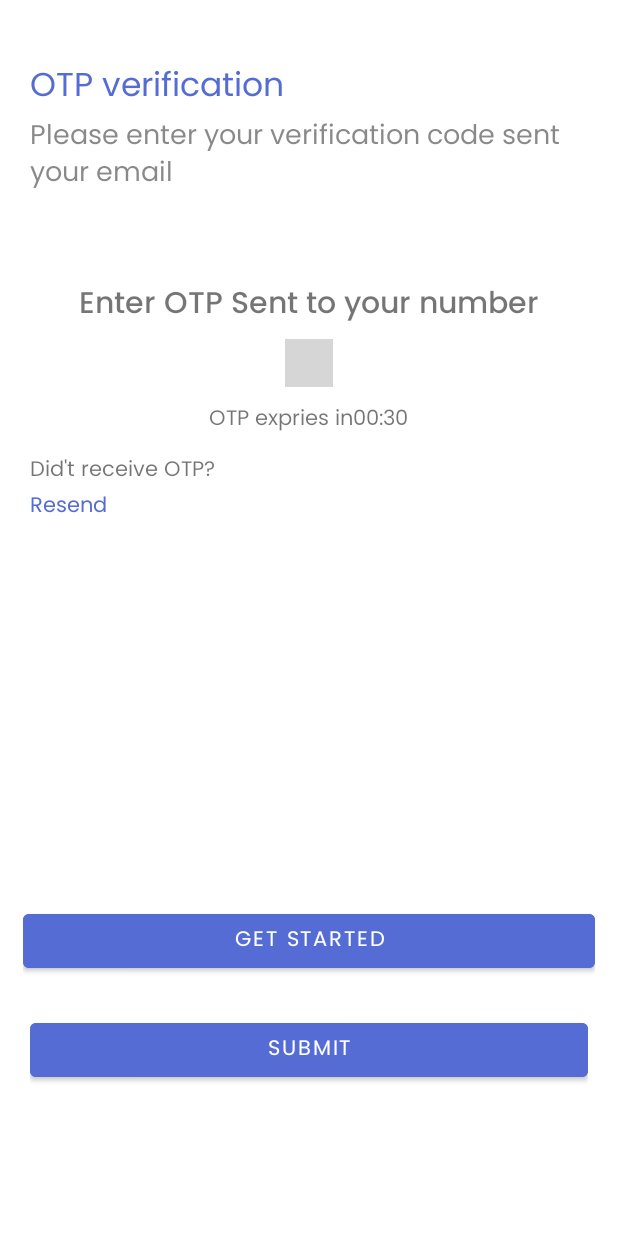
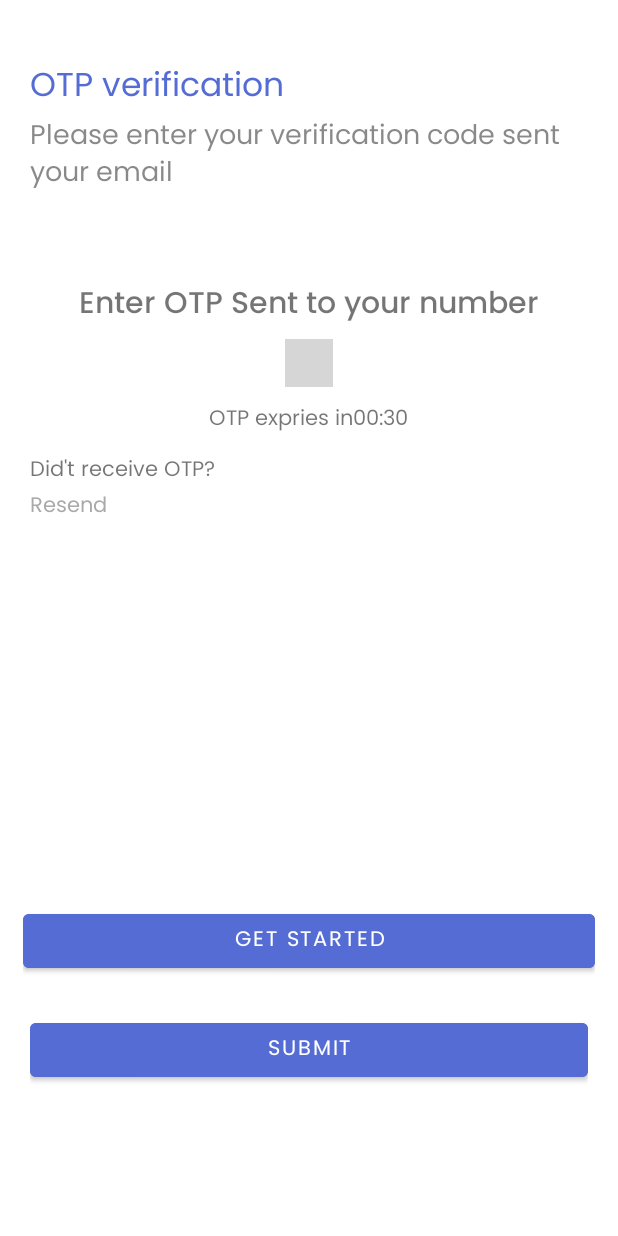
Before and after one commit to jaichandar14/smfsericeprovider, an Android app: the fragment EmailOTPFragment placed in its activity, on a phone screen of 412 x 824 dp. Run offline under Robolectric (Android 15) with nearby library versions, the phone set to English and light mode, and no system bars; our stand-ins replace Dagger/Hilt's generated code, data binding; plain views replace PinView; 10 statements that could not run were skipped; grey boxes are pictures that could not be loaded.

Commit message:
FEATURE 2351 Android-OTP expires Validation 1 Added OTP Validatation EmailOTPFragment.kt 2 Added OTP Validatation EmailOTPViewModel.kt 3 Added Navigation graph 4 Validation timer  for AWS resend

```diff
--- a/app/src/main/java/com/smf/events/ui/emailotp/EmailOTPFragment.kt
+++ b/app/src/main/java/com/smf/events/ui/emailotp/EmailOTPFragment.kt
@@ -50,16 +50,16 @@ class EmailOTPFragment : BaseFragment<FragmentEmailOtpBinding, EmailOTPViewModel
         getViewModel().setCallBackInterface(this)
         // Submit Button Listener
         submitBtnClicked()
-        // Resend Text Listener
-        resendBtnClicked()
         //Auto suubmit pin
         autoSubmit()
+        //2351 Android-OTP expires Validation Method
+        getViewModel().otpTimerValidation(mDataBinding, userName)
     }
 
     // Method For set UserName And SharedPreferences
-    private fun setUserNameAndSharedPref(){
+    private fun setUserNameAndSharedPref() {
         userName = args.userName
-        getSharedPreferences= requireActivity().applicationContext.getSharedPreferences(
+        getSharedPreferences = requireActivity().applicationContext.getSharedPreferences(
             "MyUser",
             Context.MODE_PRIVATE
         )
@@ -72,13 +72,6 @@ class EmailOTPFragment : BaseFragment<FragmentEmailOtpBinding, EmailOTPViewModel
             getViewModel().confirmSignIn(code, mDataBinding!!)
         }
 
-    }
-
-    // Method for ResendingOTP
-    private fun resendBtnClicked() {
-        mDataBinding?.otpResend?.setOnClickListener {
-            getViewModel().reSendOTP(userName)
-        }
     }
 
     //AutoSubmitted when we Enter 4 digit
@@ -106,7 +99,15 @@ class EmailOTPFragment : BaseFragment<FragmentEmailOtpBinding, EmailOTPViewModel
 
     //AWS Error response
     override fun awsErrorResponse() {
+        mDataBinding?.linearLayout?.visibility = View.VISIBLE
+        mDataBinding?.progressBar?.visibility = View.INVISIBLE
         showToast(getViewModel().toastMessage)
+    }
+
+    //2351 Android-OTP expires Validation
+    override fun navigatingPage() {
+        //Navigating from emailOtpScreen to Sign in Screen
+        findNavController().navigate(EmailOTPFragmentDirections.actionEMailOTPFragmentToSignInFragment())
     }
 
     //Login api call to Fetch RollId and SpRegId
--- a/app/src/main/res/layout/fragment_email_otp.xml
+++ b/app/src/main/res/layout/fragment_email_otp.xml
@@ -18,6 +18,15 @@
         android:paddingEnd="@dimen/size_20dp"
         android:paddingTop="@dimen/size_40dp">
 
+        <ProgressBar
+            android:id="@+id/progress_bar"
+            android:visibility="invisible"
+            android:layout_width="wrap_content"
+            android:layout_height="wrap_content"
+            app:layout_constraintBottom_toBottomOf="parent"
+            app:layout_constraintEnd_toEndOf="parent"
+            app:layout_constraintStart_toStartOf="@+id/linearLayout"
+            app:layout_constraintTop_toTopOf="parent" />
         <LinearLayout
             android:id="@+id/linearLayout"
             android:layout_width="match_parent"
@@ -142,7 +151,7 @@
                     android:layout_height="wrap_content"
                     android:fontFamily="@font/poppins_regular"
                     android:text="Resend"
-                    android:textColor="@color/button_blue"/>
+                    android:textColor="@color/buttoncolor"/>
 
             </LinearLayout>
 
--- a/app/src/main/res/navigation/nav_graph.xml
+++ b/app/src/main/res/navigation/nav_graph.xml
@@ -72,6 +72,9 @@
         <action
             android:id="@+id/action_eMailOTPFragment_to_dashBoardFragment"
             app:destination="@id/dashBoardFragment" />
+        <action
+            android:id="@+id/action_eMailOTPFragment_to_signInFragment"
+            app:destination="@id/signInFragment" />
     </fragment>
     <fragment
         android:id="@+id/emailVerificationCodeFragment"
--- a/app/src/main/res/values/strings.xml
+++ b/app/src/main/res/values/strings.xml
@@ -33,7 +33,7 @@
     <string name="code_expries_in">CODE expries in</string>
     <string name="did_t_receive_otp">Did\'t receive OTP?</string>
     <string name="did_t_receive_code">Did\'t receive CODE?</string>
-    <string name="_00_30">00:30</string>
+    <string name="_00_30"> 00:30</string>
     <string name="submit">Submit</string>
     <string name="Press_back_again_to_exit">Press back again to exit</string>
     <string name="business_registration">Business registration</string>
```
Also changed, not shown: app/src/main/java/com/smf/events/ui/emailotp/EmailOTPViewModel.kt (+45 -3 lines), app/src/main/res/drawable-v24/custom_cancel_button_round_corner.xml (added, +10 -0 lines), app/src/main/res/drawable-v24/icon_image_view_background.xml (added, +11 -0 lines).
